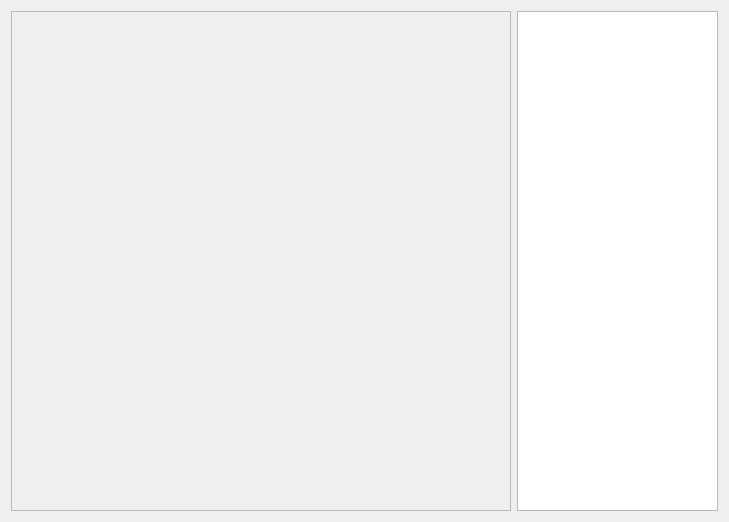
The window that common/chess/chesswidget.ui (jozef507/Chess-GUI-CPP) describes before a commit, drawn with Qt 5.
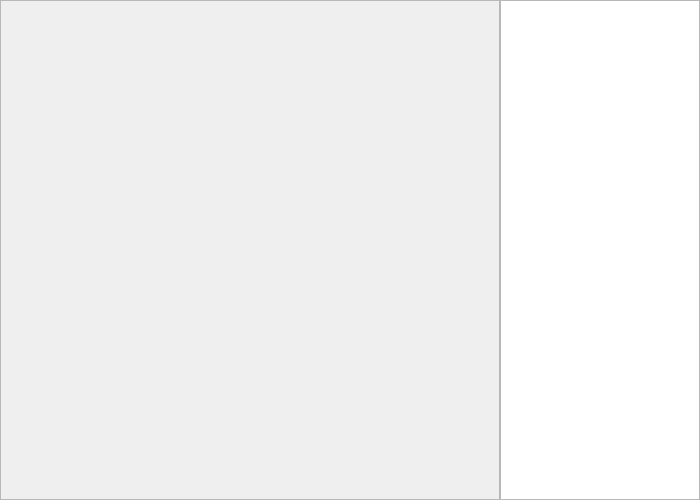
The same window after the commit.

Commit message: Add ChessWidget to new tab, add BoardWidget to ChessWidget, add board.png to show in BoardWidget

Diff of the .ui file:
```diff
--- a/common/chess/chesswidget.ui
+++ b/common/chess/chesswidget.ui
@@ -6,14 +6,29 @@
    <rect>
     <x>0</x>
     <y>0</y>
-    <width>729</width>
-    <height>522</height>
+    <width>700</width>
+    <height>500</height>
    </rect>
   </property>
   <property name="windowTitle">
    <string>Form</string>
   </property>
   <layout class="QHBoxLayout" name="horizontalLayout">
+   <property name="spacing">
+    <number>0</number>
+   </property>
+   <property name="leftMargin">
+    <number>0</number>
+   </property>
+   <property name="topMargin">
+    <number>0</number>
+   </property>
+   <property name="rightMargin">
+    <number>0</number>
+   </property>
+   <property name="bottomMargin">
+    <number>0</number>
+   </property>
    <item>
     <widget class="QFrame" name="frame">
      <property name="minimumSize">
```
The commit also changes 5 other files.
